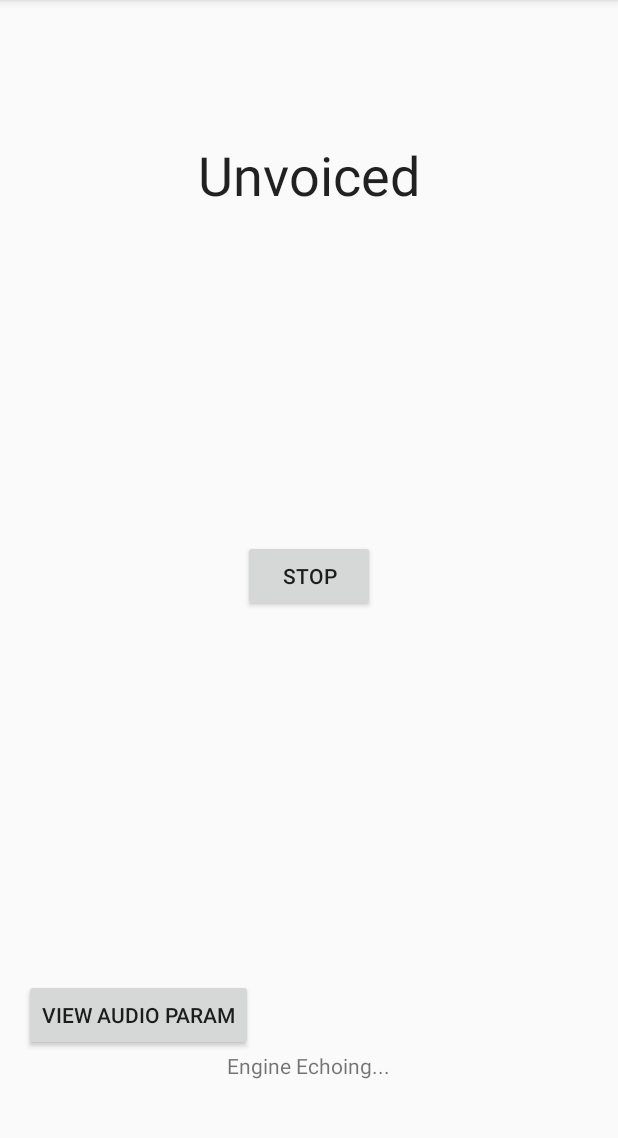
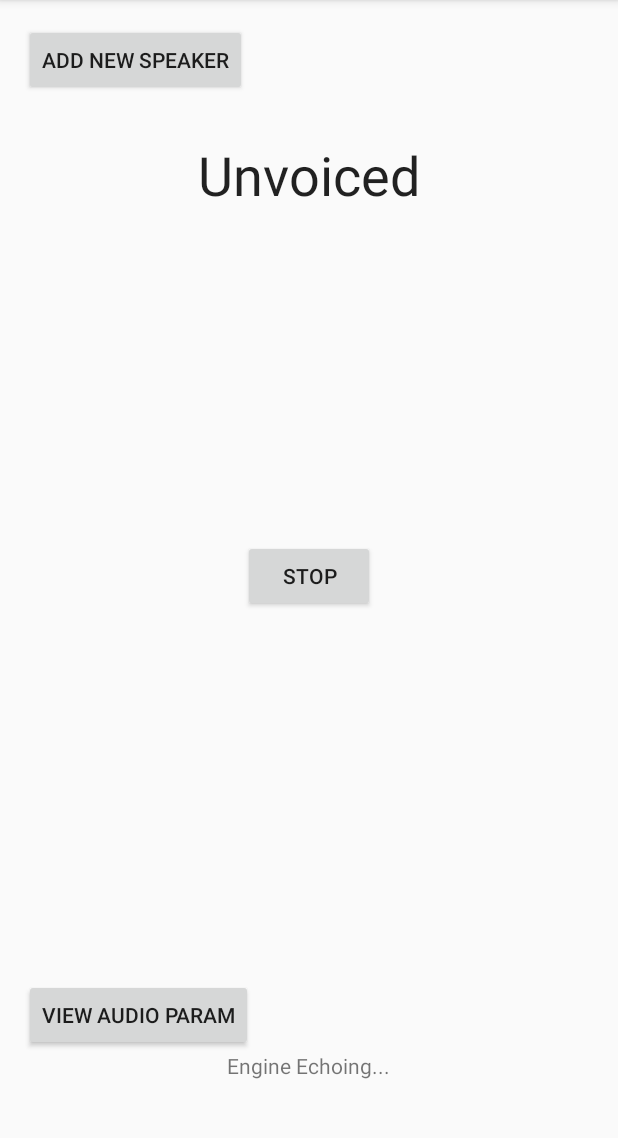
Before and after one commit to seedship/speaker_recognition, an Android app: the screen it shows after launch (MainActivity), after a tap on "START", on a phone screen of 412 x 824 dp, the part 84-1222 px from its top. Run offline under Robolectric (Android 15) with nearby library versions, the phone set to English and light mode, and no system bars; 8 statements that could not run were skipped.

Commit message:
adding button

```diff
--- a/app/src/main/java/com/ece420/lab4/MainActivity.java
+++ b/app/src/main/java/com/ece420/lab4/MainActivity.java
@@ -46,12 +46,14 @@ public class MainActivity extends Activity
 
     // UI Variables
     Button   controlButton;
+    Button   addButton;
     TextView statusView;
     static TextView freq_view;
     String  nativeSampleRate;
     String  nativeSampleBufSize;
     boolean supportRecording;
     Boolean isPlaying = false;
+    boolean addSpeaker = false;
     // Static Values
     private static final int AUDIO_ECHO_REQUEST = 0;
     private static final int FRAME_SIZE = 1024;
@@ -65,6 +67,7 @@ public class MainActivity extends Activity
 
         // Google NDK Stuff
         controlButton = (Button)findViewById((R.id.capture_control_button));
+        addButton = (Button)findViewById(R.id.addspeaker);
         statusView = (TextView)findViewById(R.id.statusView);
         queryNativeAudioParameters();
         // initialize native audio system
@@ -151,6 +154,17 @@ public class MainActivity extends Activity
             return;
         }
         startEcho();
+    }
+
+    public void onAddNewSpeakerClick(View view){
+        addSpeaker = !addSpeaker;
+        if(addSpeaker){
+            addButton.setText("Done Adding");
+            startAdd();
+        } else {
+            addButton.setText("Add New Speaker");
+            doneAdd();
+        }
     }
 
     public void getLowLatencyParameters(View view) {
@@ -288,5 +302,8 @@ public class MainActivity extends Activity
 
     public static native int getFreqUpdate();
 
+    public static native void startAdd();
+    public static native void doneAdd();
+
     public static native void init();
 }
--- a/app/src/main/res/layout/activity_main.xml
+++ b/app/src/main/res/layout/activity_main.xml
@@ -41,4 +41,11 @@
         android:textAppearance="@android:style/TextAppearance.Material.Headline"
         android:textSize="36sp" />
 
+    <Button
+        android:id="@+id/addspeaker"
+        android:layout_width="wrap_content"
+        android:layout_height="wrap_content"
+        android:onClick="onAddNewSpeakerClick"
+        android:text="Add New Speaker" />
+
 </RelativeLayout>
```
